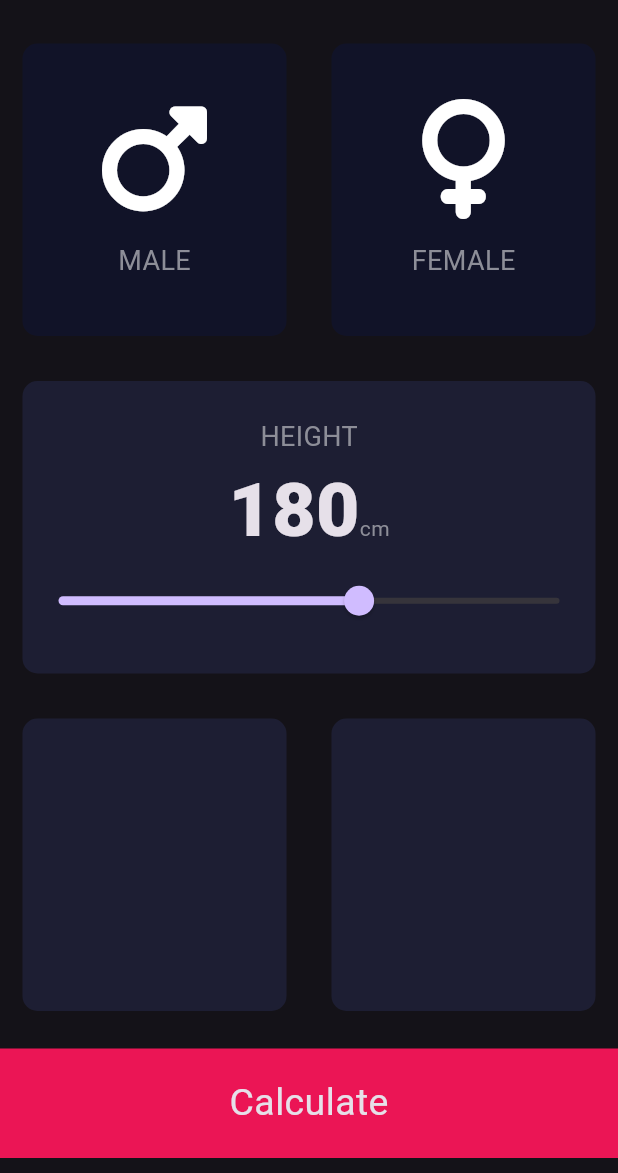
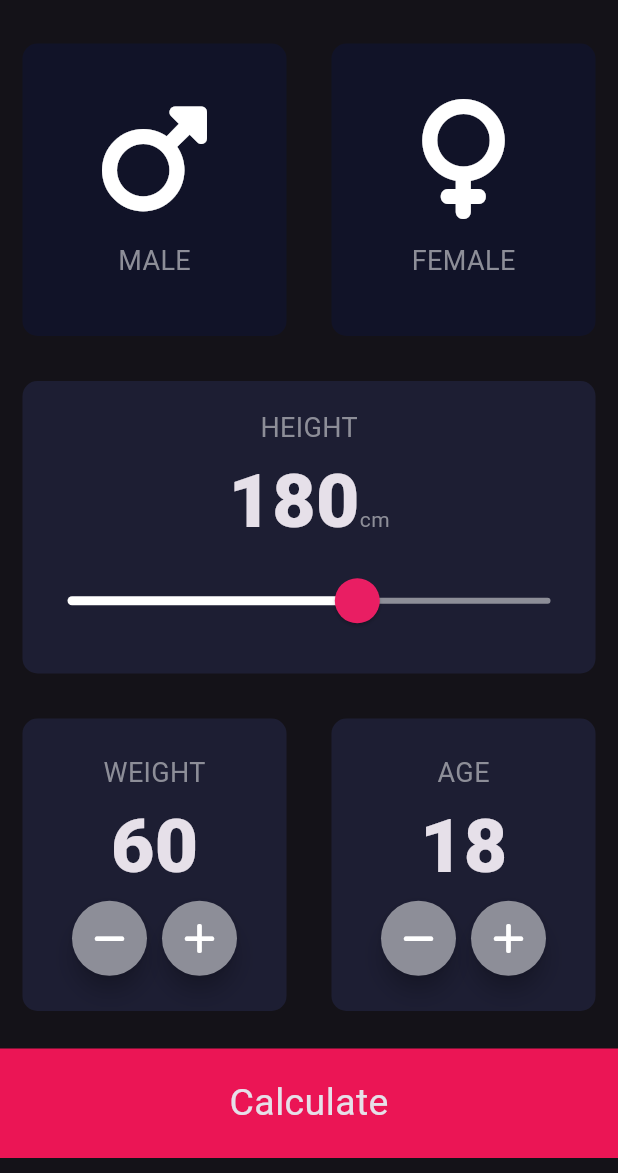
Before and after one commit to aayushronghe/BMI_Calculator, a Flutter app: the screen it shows after launch, on a phone screen of 412 x 824 dp, the part 63-1236 px from its top. Run offline on Flutter 3.47's test engine with Material 3 defaults, Android fonts, the phone set to English and light mode, and no system bars; our stand-ins replace font_awesome_flutter.

Commit message:
Frontend complete

```diff
--- a/lib/input_page.dart
+++ b/lib/input_page.dart
@@ -1,9 +1,12 @@
 import 'package:flutter/material.dart';
+import 'package:font_awesome_flutter/font_awesome_flutter.dart';
 import 'icon_content.dart';
 import 'reusable_card.dart';
 import 'constants.dart';
 
 enum Gender { male, female, none }
+
+enum Weight { plus, minus, none }
 
 class InputPage extends StatefulWidget {
   @override
@@ -13,6 +16,8 @@ class InputPage extends StatefulWidget {
 class _InputPageState extends State<InputPage> {
   Gender selectGender = Gender.none;
   int height = 180;
+  int weight = 60;
+  int age = 18;
 
   @override
   Widget build(BuildContext context) {
@@ -85,7 +90,16 @@ class _InputPageState extends State<InputPage> {
                       ),
                     ],
                   ),
-                  Slider(
+                  SliderTheme(
+                    data: SliderThemeData(
+                      activeTrackColor: Colors.white,
+                      inactiveTrackColor: Color(0xff8d8e98),
+                      thumbColor: Colors.pink,
+                      thumbShape: RoundSliderThumbShape(enabledThumbRadius: 15),
+                      overlayShape: RoundSliderOverlayShape(overlayRadius: 30),
+                      overlayColor: Color(0x29eb1555),
+                    ),
+                    child: Slider(
                       value: height.toDouble(),
                       min: 120.0,
                       max: 220.0,
@@ -94,6 +108,7 @@ class _InputPageState extends State<InputPage> {
                           height = newValue.toInt();
                         });
                       },
+                    ),
                   )
                 ],
               ),
@@ -106,14 +121,92 @@ class _InputPageState extends State<InputPage> {
                 Expanded(
                   child: ReusableCard(
                     colour: Color(kActiveCardColor),
-                    cardChild: Column(),
+                    cardChild: Column(
+                      mainAxisAlignment: MainAxisAlignment.center,
+                      children: [
+                        Text(
+                          'WEIGHT',
+                          style: TextStyle(
+                            fontSize: 18.0,
+                            color: Color(0xff8d8e98),
+                          ),
+                        ),
+                        Text(
+                          weight.toString(),
+                          style: kNumberStyle,
+                        ),
+                        Row(
+                          mainAxisAlignment: MainAxisAlignment.center,
+                          children: [
+                            RoundIconButton(
+                              icon: FontAwesomeIcons.minus,
+                              onPressed: () {
+                                setState(() {
+                                  weight -= 1;
+                                });
+                              },
+                            ),
+                            SizedBox(
+                              width: 10,
+                            ),
+                            RoundIconButton(
+                              icon: FontAwesomeIcons.plus,
+                              onPressed: () {
+                                setState(() {
+                                  weight += 1;
+                                });
+                              },
+                            ),
+                          ],
+                        ),
+                      ],
+                    ),
                     onPress: () {},
                   ),
                 ),
                 Expanded(
                   child: ReusableCard(
                     colour: Color(kActiveCardColor),
-                    cardChild: Column(),
+                    cardChild: Column(
+                      mainAxisAlignment: MainAxisAlignment.center,
+                      children: [
+                        Text(
+                          'AGE',
+                          style: TextStyle(
+                            fontSize: 18.0,
+                            color: Color(0xff8d8e98),
+                          ),
+                        ),
+                        Text(
+                          age.toString(),
+                          style: kNumberStyle,
+                        ),
+                        Row(
+                          mainAxisAlignment: MainAxisAlignment.center,
+                          children: [
+                            RoundIconButton(
+                              icon: FontAwesomeIcons.minus,
+                              onPressed: () {
+                                setState(() {
+                                  age -= 1;
+                                });
+                              },
+                            ),
+                            SizedBox(
+                              width: 10,
+                            ),
+                            RoundIconButton(
+                              icon: FontAwesomeIcons.plus,
+                              onPressed: () {
+                                setState(() {
+                                  age += 1;
+                                });
+                              },
+                            ),
+                          ],
+                        ),
+                      ],
+                    ),
                     onPress: () {},
                   ),
                 )
@@ -136,3 +229,22 @@ class _InputPageState extends State<InputPage> {
     );
   }
 }
+
+class RoundIconButton extends StatelessWidget {
+  RoundIconButton({required this.icon, required this.onPressed});
+
+  final IconData icon;
+  final void Function() onPressed;
+
+  @override
+  Widget build(BuildContext context) {
+    return RawMaterialButton(
+      elevation: 6.0,
+      constraints: BoxConstraints.tightFor(width: 50.0, height: 50.0),
+      shape: CircleBorder(),
+      fillColor: Color(0xff8d8e98),
+      onPressed: onPressed,
+      child: Icon(icon),
+    );
+  }
+}
```
Lines whose indentation alone changed are shown as unchanged.
